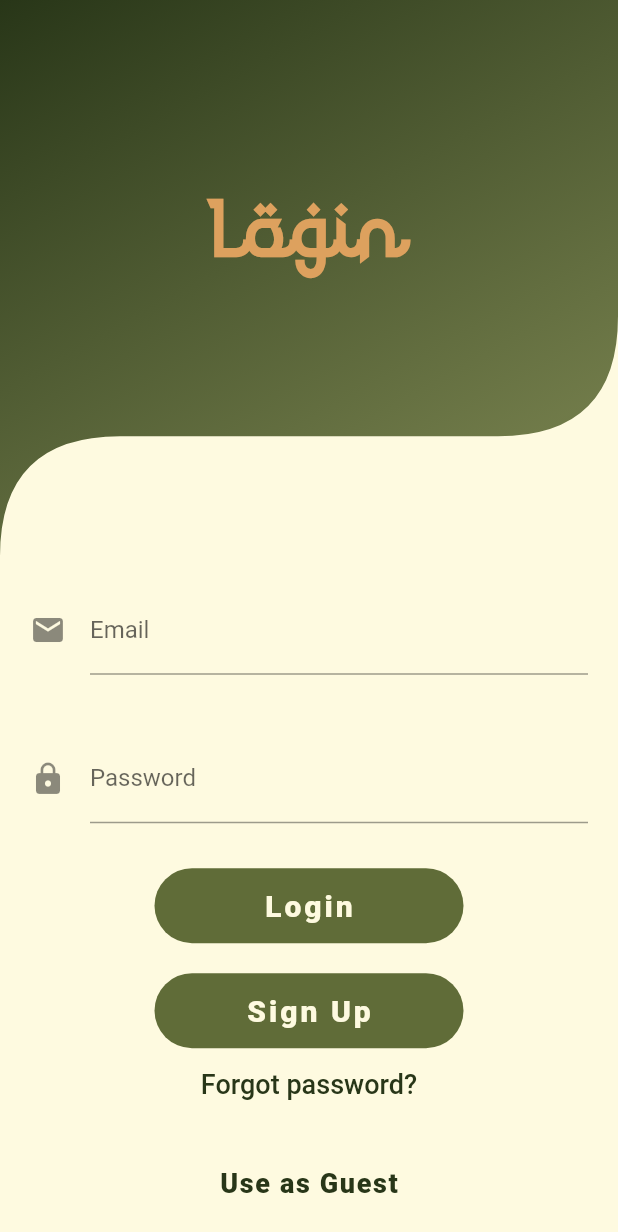
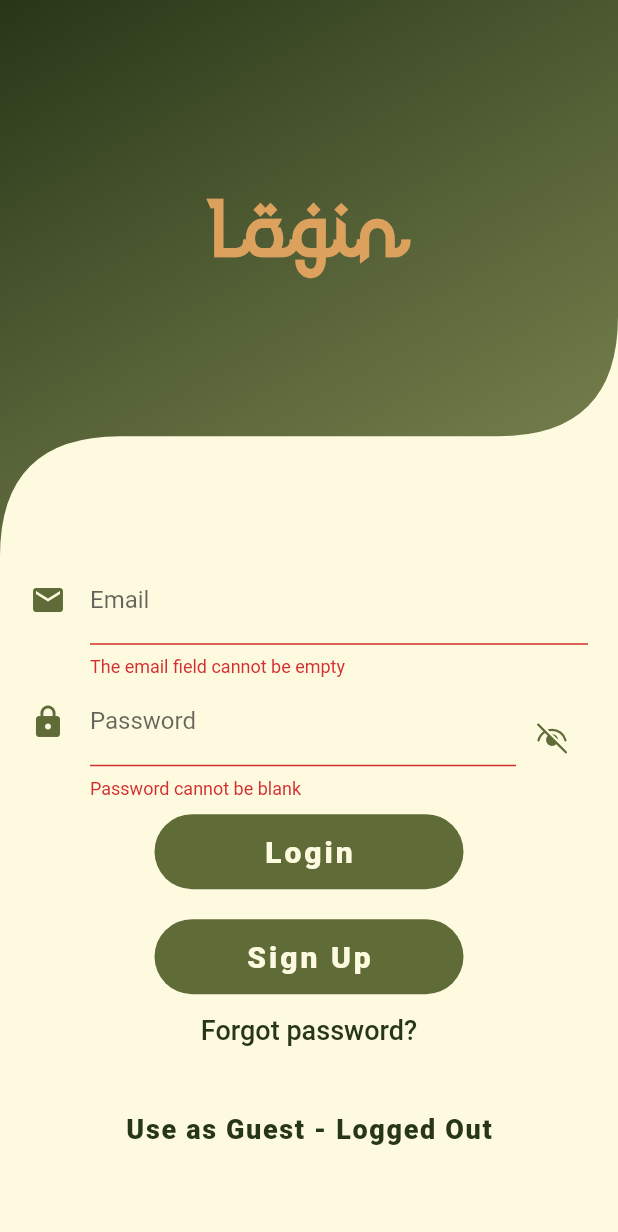
Before and after one commit to asifimtiazahmed/flutter_tasbih, a Flutter app: the screen it shows after launch, after a tap on "Login", on a phone screen of 412 x 824 dp. Shown: the top 1232 px of the screen. Run offline on Flutter 3.47's test engine with Material 2 defaults, Android fonts, the phone set to English and light mode, and no system bars; our stand-ins replace equatable, firebase_auth, firebase_core, fluentui_system_icons, flutter_bloc, flutter_neumorphic and 1 more; accounts and stored records are empty.

Commit message:
user login, firebase implemented, registration implemented
Left forgot passowrd, and Guest login

```diff
--- /dev/null
+++ b/lib/blocs/login_bloc/login_bloc.dart
@@ -0,0 +1,48 @@
+import 'package:firebase_auth/firebase_auth.dart';
+import 'package:flutter_bloc/flutter_bloc.dart';
+import 'package:ultimate_tasbih_app/blocs/login_bloc/login_event.dart';
+import 'package:ultimate_tasbih_app/blocs/login_bloc/login_state.dart';
+import 'package:ultimate_tasbih_app/repositories/user_repository.dart';
+import 'package:ultimate_tasbih_app/services/validtors.dart';
+
+class LoginBloc extends Bloc<LoginEvent, LoginState> {
+  final UserRepository _userRepository;
+
+  LoginBloc({required UserRepository userRepository})
+      : _userRepository = userRepository,
+        super(LoginState.initial());
+
+  @override
+  Stream<LoginState> mapEventToState(LoginEvent event) async* {
+    if (event is LoginEmailChange) {
+      yield* _mapLoginEmailEventToState(event.email);
+    } else if (event is LoginPasswordChange) {
+      yield* _mapLoginPasswordChangeToState(event.password);
+    } else if (event is LoginCredentialsPressed) {
+      yield* _mapLoginWithCredentialsPressedToState(
+          email: event.email, password: event.password);
+    }
+  }
+
+  Stream<LoginState> _mapLoginEmailEventToState(String email) async* {
+    yield state.update(
+        isEmailValidU: Validators.isValidEmail(email), isPasswordValidU: false);
+  }
+
+  Stream<LoginState> _mapLoginPasswordChangeToState(String password) async* {
+    yield state.update(
+        isEmailValidU: true,
+        isPasswordValidU: Validators.isValidPassword(password));
+  }
+
+  Stream<LoginState> _mapLoginWithCredentialsPressedToState(
+      {required String email, required String password}) async* {
+    yield LoginState.loading();
+    try {
+      await _userRepository.signInWithCredentials(email, password);
+      yield LoginState.success();
+    } catch (_) {
+      yield LoginState.failure();
+    }
+  }
+}
--- /dev/null
+++ b/lib/blocs/login_bloc/login_event.dart
@@ -0,0 +1,30 @@
+import 'package:equatable/equatable.dart';
+
+abstract class LoginEvent extends Equatable {}
+
+class LoginEmailChange extends LoginEvent {
+  @override
+  // TODO: implement props
+  List<Object?> get props => [email];
+
+  final String email;
+  LoginEmailChange({required this.email});
+}
+
+class LoginPasswordChange extends LoginEvent {
+  @override
+// TODO: implement props
+  List<Object?> get props => [password];
+
+  final String password;
+  LoginPasswordChange({required this.password});
+}
+
+class LoginCredentialsPressed extends LoginEvent {
+  @override
+// TODO: implement props
+  List<Object?> get props => [password, email];
+  final String email;
+  final String password;
+  LoginCredentialsPressed({required this.password, required this.email});
+}
--- a/lib/main.dart
+++ b/lib/main.dart
@@ -1,6 +1,8 @@
 import 'package:flutter/material.dart';
 import 'package:google_fonts/google_fonts.dart';
+import 'package:ultimate_tasbih_app/services/authentication.dart';
 import 'package:ultimate_tasbih_app/services/routes.dart';
+import 'package:provider/provider.dart';
 
 void main() {
   runApp(MyApp());
@@ -11,13 +13,18 @@ class MyApp extends StatelessWidget {
 
   @override
   Widget build(BuildContext context) {
-    return MaterialApp(
+    return MultiProvider(providers: [
+      ChangeNotifierProvider(
+        create: (_) => ApplicationState(),
+        builder: (context, _) => MaterialApp(
           debugShowCheckedModeBanner: false,
           title: 'Ultimate Tasbih',
           theme: ThemeData(
               primarySwatch: Colors.grey,
               fontFamily: GoogleFonts.didactGothic().fontFamily),
           onGenerateRoute: _appRoutes.onGenerateRoute,
-    );
+        ),
+      ),
+    ]);
   }
 }
--- a/lib/screens/login/login_form.dart
+++ b/lib/screens/login/login_form.dart
@@ -1,11 +1,13 @@
+import 'package:fluentui_system_icons/fluentui_system_icons.dart';
 import 'package:flutter/material.dart';
-import 'package:ultimate_tasbih_app/screens/main_screen.dart';
 import 'package:ultimate_tasbih_app/screens/register/register_screen.dart';
+import 'package:ultimate_tasbih_app/services/authentication.dart';
 import 'package:ultimate_tasbih_app/services/const.dart';
 import 'package:ultimate_tasbih_app/widgets/gradient_button.dart';
+import 'package:provider/provider.dart';
 
 class LoginForm extends StatefulWidget {
-  const LoginForm({Key? key}) : super(key: key);
+  LoginForm({Key? key}) : super(key: key);
   static const String routeName = 'loginForm';
 
   @override
@@ -13,51 +15,86 @@ class LoginForm extends StatefulWidget {
 }
 
 class _LoginFormState extends State<LoginForm> {
-  final TextEditingController emailController = TextEditingController();
-  final TextEditingController passwordController = TextEditingController();
+  final _formKey = GlobalKey<FormState>();
+  final TextEditingController emailTextController = TextEditingController();
+  final TextEditingController passwordTextController = TextEditingController();
 
-  String? validateEmail(value) {
-    Pattern pattern =
-        r"^[a-zA-Z0-9.!#$%&'*+/=?^_`{|}~-]+@[a-zA-Z0-9](?:[a-zA-Z0-9-]"
-        r"{0,253}[a-zA-Z0-9])?(?:\.[a-zA-Z0-9](?:[a-zA-Z0-9-]"
-        r"{0,253}[a-zA-Z0-9])?)*$";
-    RegExp regex = new RegExp(pattern.toString());
-    if (!regex.hasMatch(value) || value == null)
-      return 'Enter a valid email address';
-    else
-      return 'Whats this?';
+  @override
+  void initState() {
+    Provider.of<ApplicationState>(context, listen: false);
+    super.initState();
+  }
+
+  @override
+  void dispose() {
+    emailTextController.dispose();
+    passwordTextController.dispose();
+    super.dispose();
   }
 
   @override
   Widget build(BuildContext context) {
+    final _applicationLogin = Provider.of<ApplicationState>(context);
+
     return Form(
+      key: _formKey,
       child: Column(
         mainAxisSize: MainAxisSize.min,
         children: [
           Padding(
-            padding: const EdgeInsets.all(20.0),
+            padding: const EdgeInsets.only(left: 20.0, right: 20.0),
             child: TextFormField(
-              controller: emailController,
+              controller: emailTextController,
               decoration: InputDecoration(
-                icon: Icon(Icons.email),
+                icon: Icon(
+                  Icons.email,
+                  color: oliveGreen,
+                ),
                 labelText: 'Email',
               ),
               keyboardType: TextInputType.emailAddress,
-              validator: validateEmail,
+              validator: _applicationLogin.validateEmail,
             ),
           ),
           Padding(
-            padding: const EdgeInsets.all(20.0),
+            padding: const EdgeInsets.only(left: 20.0, right: 20.0),
+            child: Container(
+              width: MediaQuery.of(context).size.width,
+              child: Row(
+                children: [
+                  Expanded(
                     child: TextFormField(
-              controller: passwordController,
+                      controller: passwordTextController,
                       decoration: InputDecoration(
-                icon: Icon(Icons.lock),
+                        icon: Icon(
+                          Icons.lock,
+                          color: oliveGreen,
+                        ),
                         labelText: 'Password',
                       ),
-              obscureText: true,
+                      obscureText: _applicationLogin.isPasswordObscured,
                       obscuringCharacter: '■',
                       keyboardType: TextInputType.emailAddress,
-              validator: validateEmail,
+                      validator: _applicationLogin.validatePassword,
+                    ),
+                  ),
+                  IconButton(
+                    icon: _applicationLogin.isPasswordObscured
+                        ? Icon(
+                            FluentIcons.eye_hide_24_filled,
+                            color: oliveGreen,
+                          )
+                        : Icon(
+                            FluentIcons.eye_show_24_filled,
+                            color: oliveGreen,
+                          ),
+                    onPressed: () {
+                      _applicationLogin.showPassword();
+                      //_loginViewModel.showPassword();
+                    },
+                  ),
+                ],
+              ),
             ),
           ),
           SizedBox(
@@ -67,7 +104,26 @@ class _LoginFormState extends State<LoginForm> {
             width: MediaQuery.of(context).size.width * 0.5,
             height: 50.0,
             text: 'Login',
-            onPressed: () {},
+            onPressed: () {
+              if (_formKey.currentState!.validate() &&
+                  _applicationLogin.loginState ==
+                      ApplicationLoginState.password) {
+                ScaffoldMessenger.of(context).showSnackBar(
+                  const SnackBar(content: Text('The username already exists')),
+                );
+                return;
+              } else if (_formKey.currentState!.validate()) {
+                ScaffoldMessenger.of(context).showSnackBar(
+                  const SnackBar(content: Text('Logging in')),
+                );
+                _applicationLogin.signInWithEmailAndPassword(
+                    emailTextController.text, passwordTextController.text, (e) {
+                  ScaffoldMessenger.of(context).showSnackBar(
+                    SnackBar(content: Text('${e.message.toString()}')),
+                  );
+                });
+              }
+            },
           ),
           SizedBox(height: 20),
           GradientButton(
@@ -92,16 +148,25 @@ class _LoginFormState extends State<LoginForm> {
             ),
           ),
           TextButton(
-            child: Text(
-              'Use as Guest',
+            child:
+                _applicationLogin.loginState == ApplicationLoginState.loggedIn
+                    ? Text(
+                        'Use as Guest - Logged In',
                         style: TextStyle(
                             color: kombuGreen,
                             fontWeight: FontWeight.w800,
                             fontSize: 18,
                             letterSpacing: 1.1),
-            ),
+                      )
+                    : Text('Use as Guest - Logged Out',
+                        style: TextStyle(
+                            color: kombuGreen,
+                            fontWeight: FontWeight.w800,
+                            fontSize: 18,
+                            letterSpacing: 1.1)),
             onPressed: () {
-              Navigator.pushNamed(context, MainScreen.routeName);
+              _applicationLogin.signOut();
+              // Navigator.pushNamed(context, MainScreen.routeName);
             },
           ),
         ],
--- /dev/null
+++ b/lib/services/authentication.dart
@@ -0,0 +1,132 @@
+import 'package:firebase_auth/firebase_auth.dart';
+import 'package:firebase_core/firebase_core.dart';
+import 'package:flutter/material.dart';
+
+enum ApplicationLoginState {
+  loggedOut,
+  emailAddress,
+  register,
+  password,
+  loggedIn,
+}
+
+class ApplicationState extends ChangeNotifier {
+  ApplicationState() {
+    init();
+  }
+  var _isPasswordObscured = true;
+
+  ApplicationLoginState _loginState = ApplicationLoginState.loggedIn;
+  String? _email;
+  String? get email => _email;
+
+  ApplicationLoginState get loginState => _loginState;
+
+  Future<void> init() async {
+    await Firebase.initializeApp();
+
+    FirebaseAuth.instance.userChanges().listen((user) {
+      if (user != null) {
+        _loginState = ApplicationLoginState.loggedIn;
+        print('user found, logging in');
+      } else {
+        _loginState = ApplicationLoginState.loggedOut;
+        print('user not found');
+      }
+      notifyListeners();
+    });
+  }
+
+  void startLoginFlow() {
+    _loginState = ApplicationLoginState.emailAddress;
+    notifyListeners();
+  }
+
+  void verifyEmail(
+    String email,
+    void Function(FirebaseAuthException e) errorCallback,
+  ) async {
+    try {
+      var methods =
+          await FirebaseAuth.instance.fetchSignInMethodsForEmail(email);
+      if (methods.contains('password')) {
+        print('USER ALREADY EXISTS');
+        _loginState = ApplicationLoginState.password;
+      } else {
+        _loginState = ApplicationLoginState.register;
+      }
+      _email = email;
+      notifyListeners();
+    } on FirebaseAuthException catch (e) {
+      errorCallback(e);
+    }
+  }
+
+  void cancelRegistration() {
+    _loginState = ApplicationLoginState.emailAddress;
+    notifyListeners();
+  }
+
+  void registerAccount(String email, String password, String displayName,
+      void Function(FirebaseAuthException e) errorCallback) async {
+    try {
+      var credential = await FirebaseAuth.instance
+          .createUserWithEmailAndPassword(email: email, password: password);
+      await credential.user!.updateDisplayName(displayName);
+    } on FirebaseAuthException catch (e) {
+      errorCallback(e);
+    }
+  }
+
+  void signInWithEmailAndPassword(String email, String password,
+      void Function(FirebaseAuthException e) errorCallback) async {
+    try {
+      await FirebaseAuth.instance
+          .signInWithEmailAndPassword(email: email, password: password);
+    } on FirebaseAuthException catch (e) {
+      errorCallback(e);
+    }
+  }
+
+  void signOut() {
+    FirebaseAuth.instance.signOut();
+  }
+
+  String? validateEmail(value) {
+    Pattern pattern =
+        r"^[a-zA-Z0-9.!#$%&'*+/=?^_`{|}~-]+@[a-zA-Z0-9](?:[a-zA-Z0-9-]"
+        r"{0,253}[a-zA-Z0-9])?(?:\.[a-zA-Z0-9](?:[a-zA-Z0-9-]"
+        r"{0,253}[a-zA-Z0-9])?)*$";
+    RegExp regex = new RegExp(pattern.toString());
+    if (value == null || value == '') {
+      return 'The email field cannot be empty';
+    } else if (!regex.hasMatch(value) || value == null) {
+      return 'Please enter a valid email address';
+    } else if (_loginState == ApplicationLoginState.password) {
+      return 'User with that email already exists';
+    }
+  }
+
+  String? validateDisplayName(value) {
+    if (value == null || value == '') {
+      return 'Display name cannot be blank';
+    }
+  }
+
+  String? validatePassword(value) {
+    if (value == null || value == '') {
+      return 'Password cannot be blank';
+    } else if (value.length < 6) {
+      return 'The password must be at least 6 characters long.';
+    }
+  }
+
+  get isPasswordObscured => _isPasswordObscured;
+
+  void showPassword() {
+    (_isPasswordObscured)
+        ? _isPasswordObscured = false
+        : _isPasswordObscured = true;
+    notifyListeners();
+  }
+}
--- /dev/null
+++ b/lib/services/validtors.dart
@@ -0,0 +1,15 @@
+class Validators {
+  static final RegExp _emailRegExp = RegExp(
+    r'^[a-zA-Z0-9.!#$%&’*+/=?^_`{|}~-]+@[a-zA-Z0-9-]+(?:\.[a-zA-Z0-9-]+)*$',
+  );
+  static final RegExp _passwordRegExp = RegExp(
+    r'^(?=.*[A-Za-z])(?=.*\d)[A-Za-z\d]{8,}$',
+  );
+  static isValidEmail(String email) {
+    return _emailRegExp.hasMatch(email);
+  }
+
+  static isValidPassword(String password) {
+    return _passwordRegExp.hasMatch(password);
+  }
+}
--- a/pubspec.yaml
+++ b/pubspec.yaml
@@ -34,6 +34,10 @@ dependencies:
   firebase_core: ^1.5.0 #https://pub.dev/packages/firebase_core
   firebase_auth: ^3.0.2 #https://pub.dev/packages/firebase_auth
   flutter_bloc: ^7.1.0 #https://pub.dev/packages/flutter_bloc
+  firebase_analytics: ^8.3.0
+  fluentui_system_icons: ^1.1.136 #https://pub.dev/packages/fluentui_system_icons/
+
+
 
 
 dev_dependencies:
```
Also changed, not shown: lib/blocs/login_bloc/login_state.dart (+80 -0 lines), lib/screens/register/register_form.dart (+87 -27 lines), lib/blocs/register_bloc/register_bloc.dart (added), lib/blocs/register_bloc/register_event.dart (added), lib/blocs/register_bloc/register_state.dart (added), pubspec.lock, 4 other files. Lines whose indentation alone changed are shown as unchanged.
